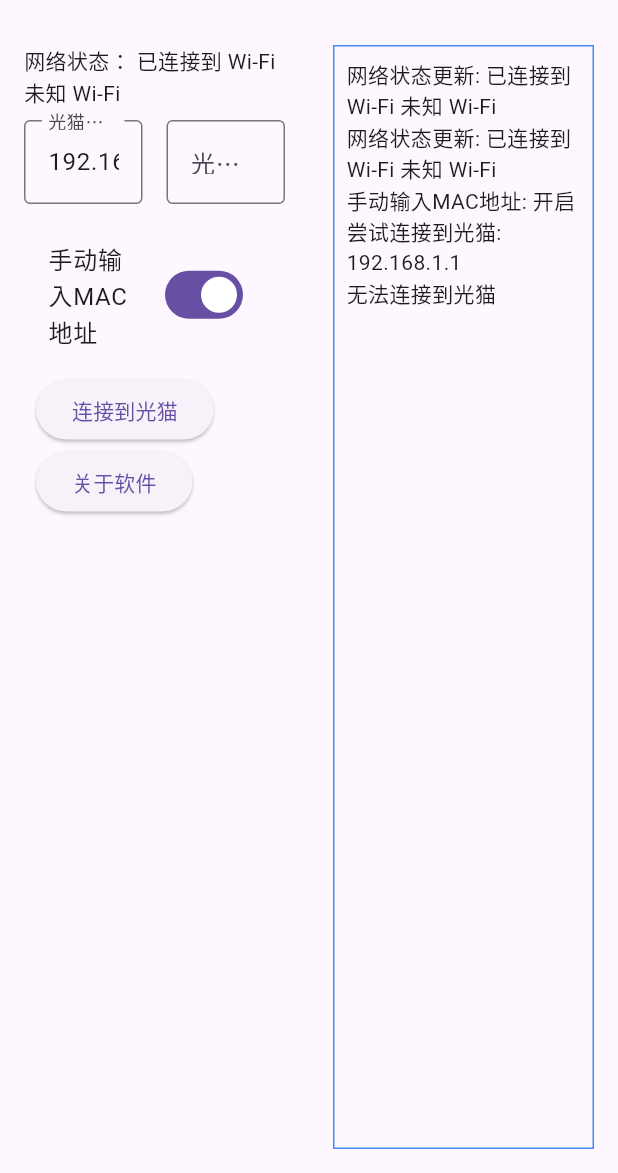
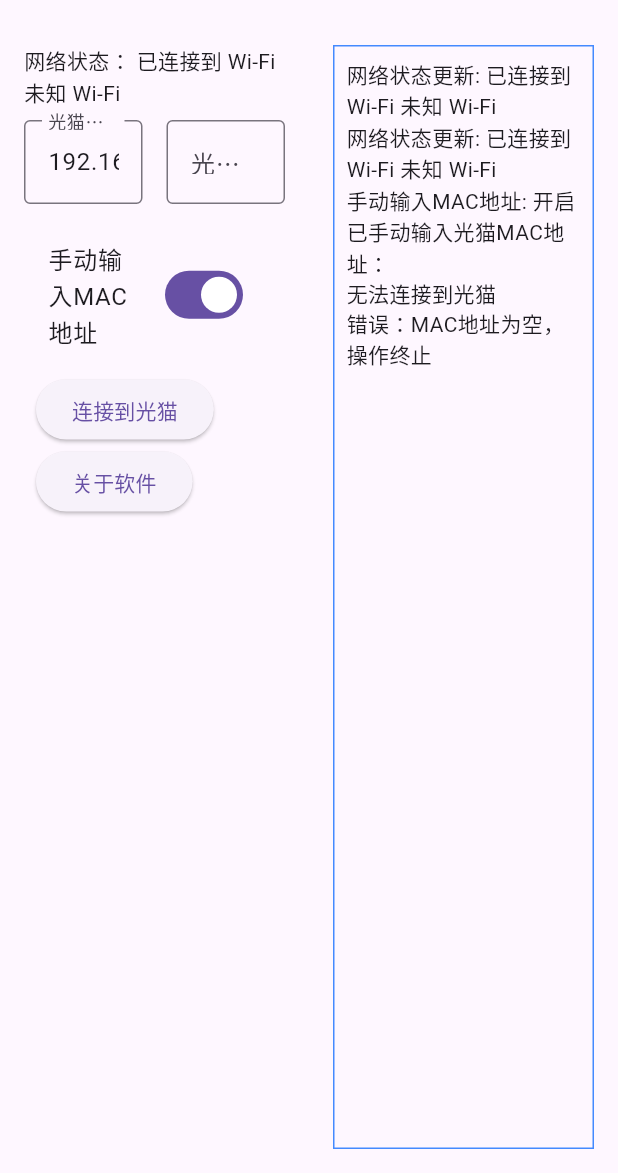
Before and after one commit to CN-Scars/InfoCat, a Flutter app: the screen it shows after launch, after a tap on "手动输入MAC地址", after a tap on "连接到光猫", on a phone screen of 412 x 824 dp, the part 63-1236 px from its top. Run offline on Flutter 3.47's test engine with Material 3 defaults, Android fonts, the phone set to English and light mode, and no system bars; our stand-ins replace connectivity_plus; missing offline and left inert: flutter_gbk2utf8, network_info_plus.

Commit message:
Implemented the function of opening optical modem telnet

```diff
--- a/lib/main.dart
+++ b/lib/main.dart
@@ -1,6 +1,9 @@
 import 'dart:async';
+import 'dart:convert';
 import 'dart:io' show Platform;
 import 'package:flutter/material.dart';
+import 'package:http/http.dart' as http;
+import 'package:flutter_gbk2utf8/flutter_gbk2utf8.dart';
 import 'package:connectivity_plus/connectivity_plus.dart';
 import 'package:network_info_plus/network_info_plus.dart';
 import 'native_code.dart';
@@ -110,6 +113,42 @@ class _MyHomePageState extends State<MyHomePage> {
     _addLog('网络状态更新: $_connectionStatus');
   }
 
+  Future<String> getGatewayMacAddress(String _gatewayAddress) async {
+    String gatewayMACAddress;
+
+    if (!_isManualMac) {
+      _addLog('获取光猫：$_gatewayAddress 的MAC地址中...');
+      gatewayMACAddress =
+          await NativeCode.getGatewayMACAddress(_gatewayAddress);
+    } else {
+      gatewayMACAddress = _manualMacAddress; // 使用手动输入的MAC地址
+      _addLog('已手动输入光猫MAC地址：${gatewayMACAddress}');
+    }
+
+    _addLog(gatewayMACAddress.isNotEmpty
+        ? '光猫 MAC 地址: $gatewayMACAddress'
+        : '无法连接到光猫');
+
+    return gatewayMACAddress;
+  }
+
+  Future<bool> tryEnableTelnet(
+      String gatewayAddress, String gatewayMACAddress) async {
+    _addLog('尝试开启telnet中...');
+    String url =
+        'http://$gatewayAddress/cgi-bin/telnetenable.cgi?telnetenable=1&key=$gatewayMACAddress';
+
+    // 发送GET请求
+    var response = await http.get(Uri.parse(url));
+    String responseBody = utf8.decode(response.bodyBytes);
+
+    // 判断telnet是否开启
+    bool isTelnetEnabled = responseBody.contains("if (1 == 1)");
+    _addLog(isTelnetEnabled ? 'telnet已开启' : 'telnet未开启');
+
+    return isTelnetEnabled;
+  }
+
   @override
   Widget build(BuildContext context) {
     return Scaffold(
@@ -171,6 +210,7 @@ class _MyHomePageState extends State<MyHomePage> {
                     value: _isManualMac,
                     onChanged: (value) {
                       setState(() {
+                        _manualMacAddress = '';
                         _isManualMac = value;
                         _addLog('手动输入MAC地址: ${_isManualMac ? '开启' : '关闭'}');
                       });
@@ -181,19 +221,51 @@ class _MyHomePageState extends State<MyHomePage> {
                     children: <Widget>[
                       ElevatedButton(
                         onPressed: () async {
-                          _addLog('尝试连接到光猫: $_gatewayAddress');
-                          String gatewayMACAddress;
-                          if (!_isManualMac) {
-                            gatewayMACAddress =
-                                await NativeCode.getGatewayMACAddress(
-                                    _gatewayAddress);
-                          } else {
-                            gatewayMACAddress =
-                                _manualMacAddress; // 使用手动输入的MAC地址
+                          // String gatewayMACAddress;
+                          // if (!_isManualMac) {
+                          //   _addLog('获取光猫MAC地址中...: $_gatewayAddress');
+                          //
+                          //   gatewayMACAddress =
+                          //       await NativeCode.getGatewayMACAddress(
+                          //           _gatewayAddress);
+                          // } else {
+                          //   gatewayMACAddress =
+                          //       _manualMacAddress; // 使用手动输入的MAC地址
+                          //
+                          //   _addLog('已手动输入光猫MAC地址：${gatewayMACAddress}');
+                          // }
+                          // _addLog(gatewayMACAddress.isNotEmpty
+                          //     ? '光猫 MAC 地址: $gatewayMACAddress'
+                          //     : '无法连接到光猫');
+
+                          // _addLog('尝试开启telnet中...');
+                          // String url =
+                          //     'http://$_gatewayAddress/cgi-bin/telnetenable.cgi?telnetenable=1&key=$gatewayMACAddress';
+                          // print('url为 $url');
+                          //
+                          // // 发送GET请求
+                          // var response = await http.get(Uri.parse(url));
+                          // String responseBody = utf8.decode(response.bodyBytes);
+                          // print(responseBody);
+                          //
+                          // // 判断telnet是否开启
+                          // bool isTelnetEnabled =
+                          //     responseBody.contains("if (1 == 1)");
+                          // _addLog(isTelnetEnabled ? 'telnet已开启' : 'telnet未开启');
+
+                          String gatewayMACAddress =
+                              await getGatewayMacAddress(_gatewayAddress);
+                          if (gatewayMACAddress.isEmpty) {
+                            _addLog('错误：MAC地址为空，操作终止');
+                            return;
                           }
-                          _addLog(gatewayMACAddress.isNotEmpty
-                              ? '光猫 MAC 地址: $gatewayMACAddress'
-                              : '无法连接到光猫');
+
+                          bool telnetEnabled = await tryEnableTelnet(
+                              _gatewayAddress, gatewayMACAddress);
+                          if (!telnetEnabled) {
+                            _addLog('错误：telnet未成功开启，操作终止');
+                            return;
+                          }
                         },
                         child: Text('连接到光猫'),
                       ),
--- a/pubspec.yaml
+++ b/pubspec.yaml
@@ -30,6 +30,8 @@ environment:
 dependencies:
   flutter:
     sdk: flutter
+  http: ^0.13.3
+  flutter_gbk2utf8: ^1.0.0
 
   connectivity_plus: ^5.0.2
   network_info_plus: ^4.1.0
```
Also changed, not shown: pubspec.lock.
